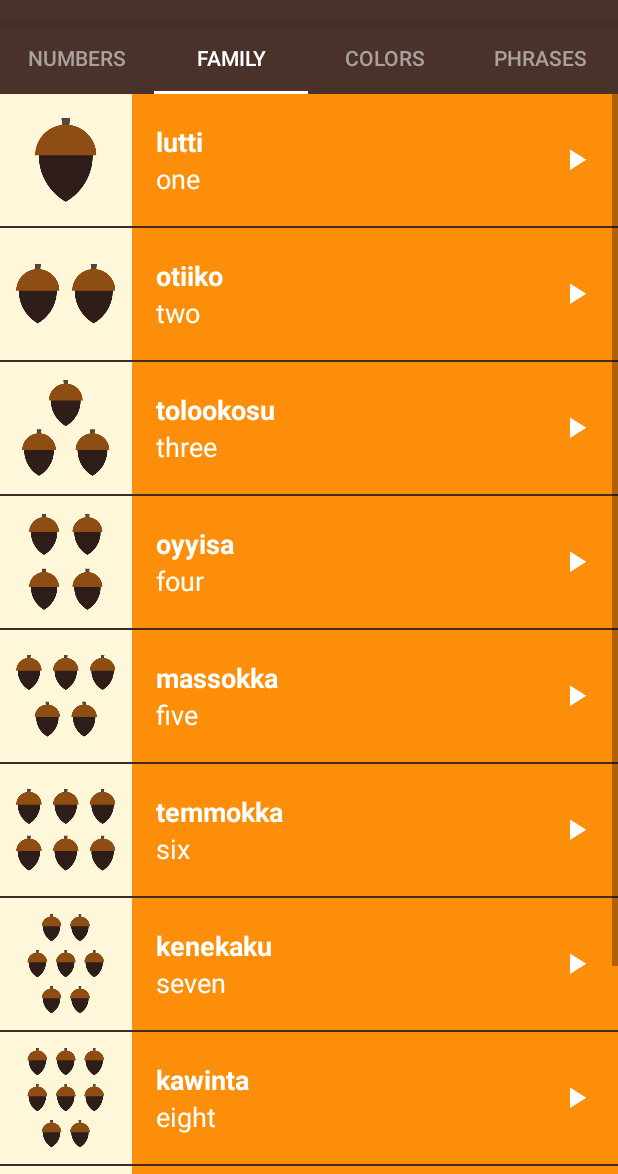
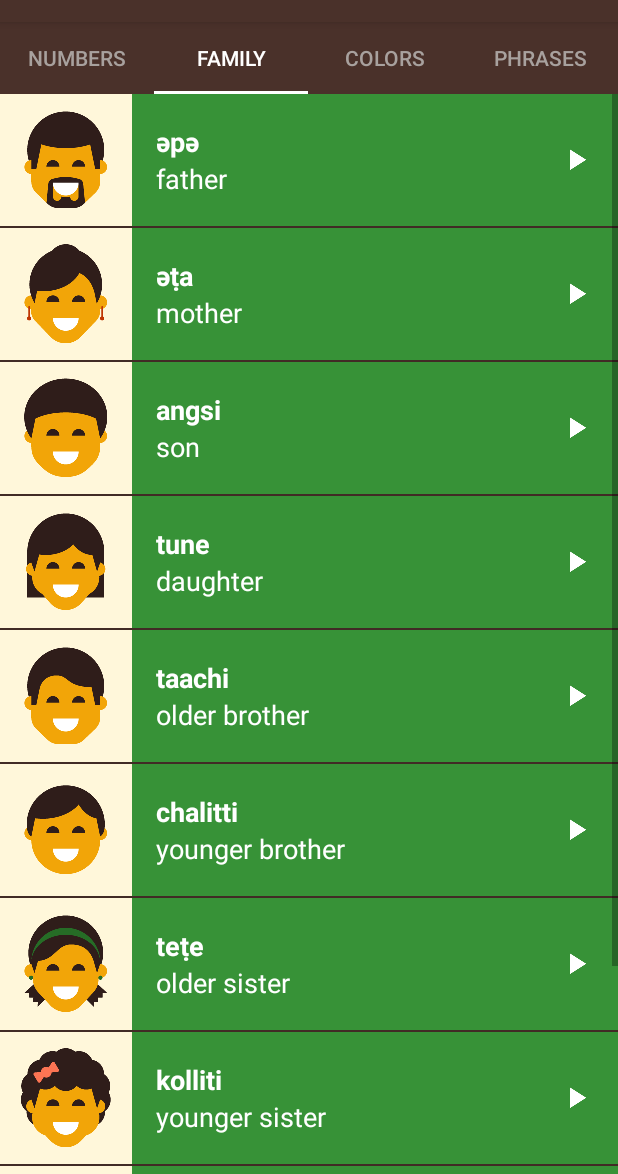
Before and after one commit to cicelcup/MultiScreenUdacity, an Android app: the screen it shows after launch (MainActivity), tab 2 chosen, on a phone screen of 412 x 824 dp, the part 62-1236 px from its top. Run offline under Robolectric (Android 15) with nearby library versions, the phone set to English and light mode, and no system bars.

Commit message:
changing the simplefragment page to call differents fragments options according the option. Adapting the WordFragment to get the information sent it from the simplefragment
Signed-off-by: JAPM <cicelcup@gmail.com>

```diff
--- a/app/src/main/java/com/example/miwok/SimpleFragmentPagerAdapter.java
+++ b/app/src/main/java/com/example/miwok/SimpleFragmentPagerAdapter.java
@@ -24,15 +24,15 @@ public class SimpleFragmentPagerAdapter extends FragmentPagerAdapter {
                 wordFragment.setArguments(bundle);
                 return wordFragment;
             case 1:
-                bundle.putString("key", Integer.toString(WordAdapter.NUMBERS));
+                bundle.putString("key", Integer.toString(WordAdapter.FAMILY));
                 wordFragment.setArguments(bundle);
                 return wordFragment;
             case 2:
-                bundle.putString("key", Integer.toString(WordAdapter.NUMBERS));
+                bundle.putString("key", Integer.toString(WordAdapter.COLORS));
                 wordFragment.setArguments(bundle);
                 return wordFragment;
             default:
-                bundle.putString("key", Integer.toString(WordAdapter.NUMBERS));
+                bundle.putString("key", Integer.toString(WordAdapter.PHRASES));
                 wordFragment.setArguments(bundle);
                 return wordFragment;
         }
--- a/app/src/main/java/com/example/miwok/WordFragment.java
+++ b/app/src/main/java/com/example/miwok/WordFragment.java
@@ -19,7 +19,7 @@ import java.util.ArrayList;
  */
 public class WordFragment extends Fragment {
 
-    int option = WordAdapter.NUMBERS;
+    int option;
 
     //Getting the name of the activity for using for the log (testing uses)
     private MediaPlayer mMediaPlayer; //media player variable
@@ -63,6 +63,8 @@ public class WordFragment extends Fragment {
         //layout to open
         View rootView = inflater.inflate(R.layout.words, container, false);
 
+        Bundle bundle = getArguments();
+        option = Integer.parseInt(bundle.getString("key"));
 
         super.onCreate(savedInstanceState);
 
```
